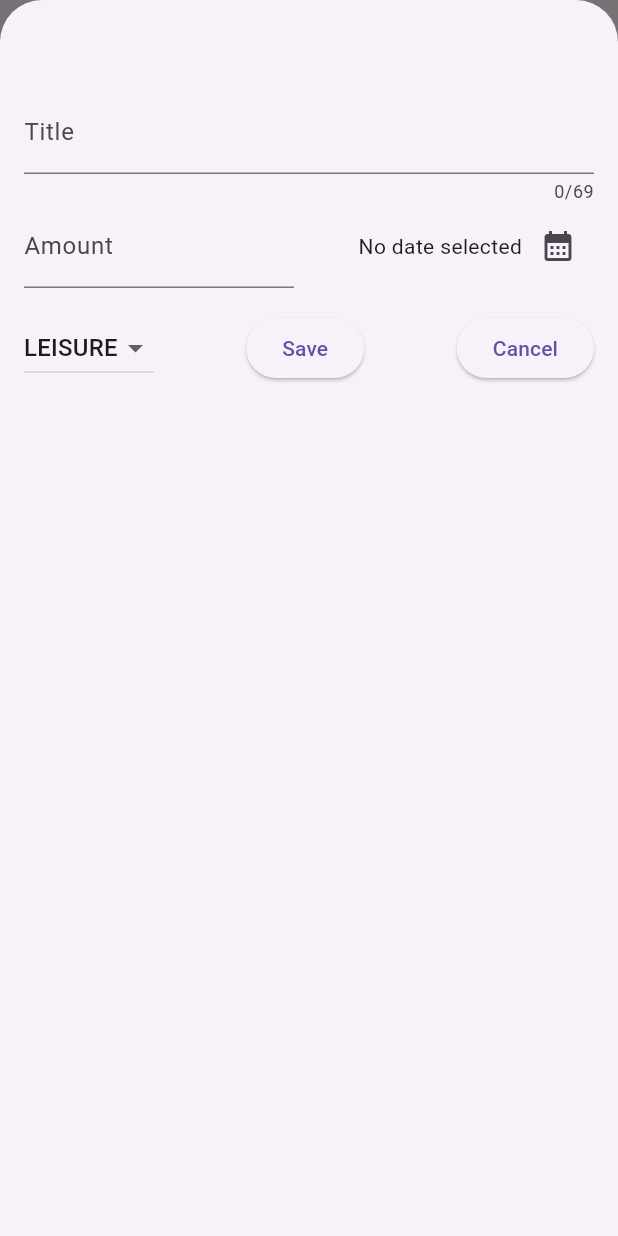
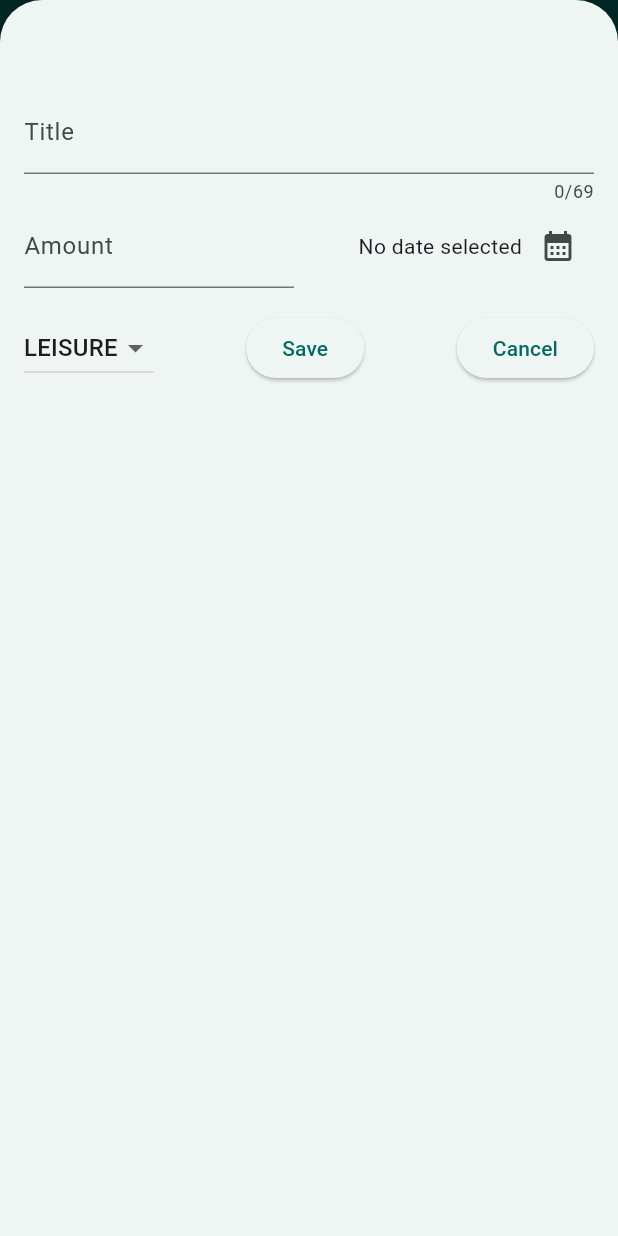
Before and after one commit to XenonIsPrecise/Expense_Tracker, a Flutter app: the screen it shows after launch, after a tap on the "add" icon, on a phone screen of 412 x 824 dp. Run offline on Flutter 3.47's test engine with Material 3 defaults, Android fonts, the phone set to English and light mode, and no system bars.

Commit message:
Learning theme

```diff
--- a/lib/main.dart
+++ b/lib/main.dart
@@ -1,6 +1,21 @@
 import 'package:expense_tracker/widgets/expenses.dart';
 import 'package:flutter/material.dart';
 
+var kColorScheme = ColorScheme.fromSeed(
+  seedColor: Color.fromARGB(255, 58, 211, 198),
+);
+
 void main() {
-  runApp(MaterialApp(home: Expenses()));
+  runApp(
+    MaterialApp(
+      theme: ThemeData().copyWith(
+        colorScheme: kColorScheme,
+        appBarTheme: AppBarTheme().copyWith(
+          backgroundColor: kColorScheme.onPrimaryContainer,
+          foregroundColor: kColorScheme.primaryContainer,
+        ),
+      ),
+      home: Expenses(),
+    ),
+  );
 }
--- a/lib/widgets/expenses.dart
+++ b/lib/widgets/expenses.dart
@@ -47,6 +47,7 @@ class _ExpensesState extends State<Expenses> {
     setState(() {
       _registeredExpenses.remove(expense);
     });
+    ScaffoldMessenger.of(context).clearSnackBars();
     ScaffoldMessenger.of(context).showSnackBar(
       SnackBar(
         duration: Duration(seconds: 5),
```
